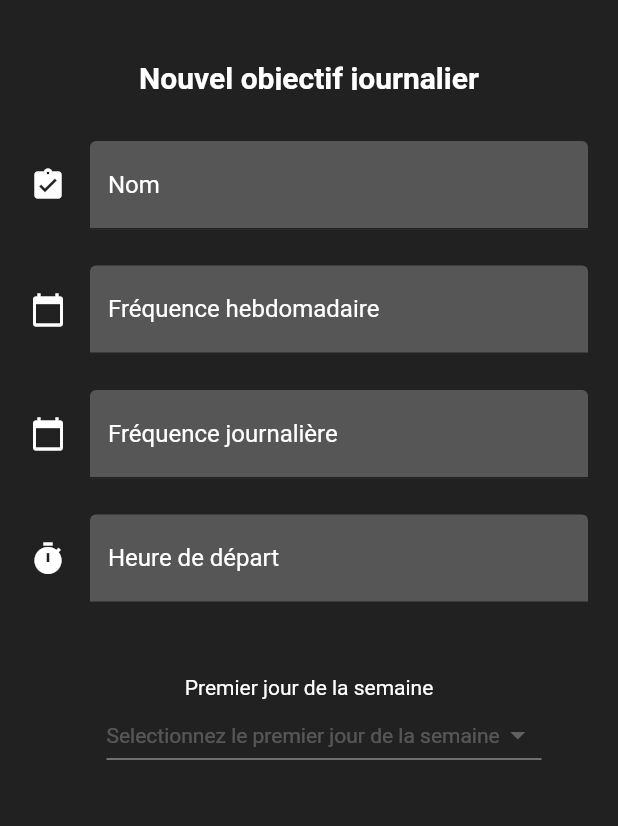
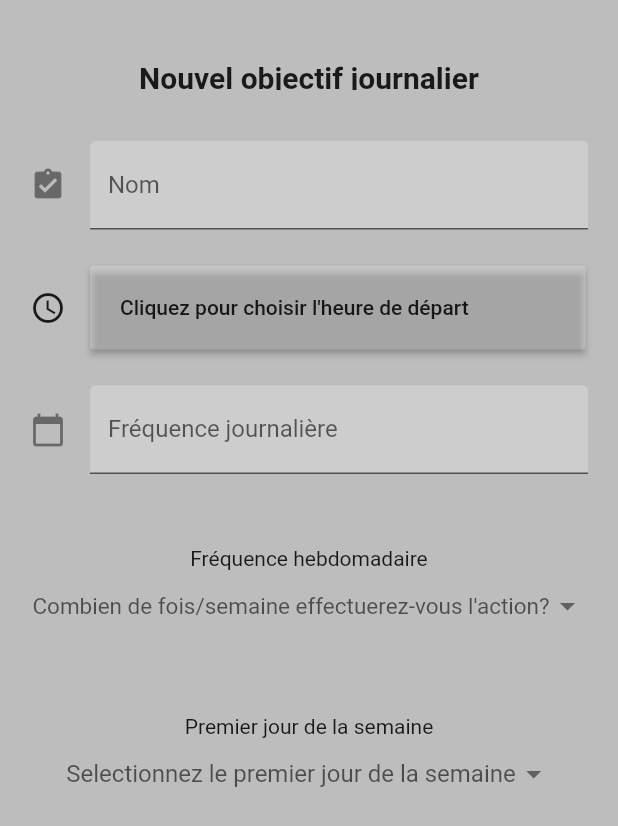
Before and after one commit to nassimassb/daily-goal, a Flutter app: the ItemTwo screen opened directly, on a phone screen of 412 x 824 dp. Shown: the top 826 px of the screen. Run offline on Flutter 3.47's test engine with Material 2 defaults, Android fonts, the phone set to English and light mode, and no system bars; our stand-ins replace cloud_firestore, curved_navigation_bar; accounts and stored records are empty.

Commit message:
dark theme + design pages

```diff
--- a/lib/Home.dart
+++ b/lib/Home.dart
@@ -33,9 +33,7 @@ class _HomeState extends State<Home> {
             iconSize: 40.0,
           ),
         ),
-        title: Text("Daily goal",style: TextStyle(fontFamily: 'Feelin Sweet', fontSize: 30.0)),
-        backgroundColor: Colors.grey[850],
-
+        title: Text("Daily goal"),
       ),
 
       body: pageOptions[_indexPage],
--- a/lib/Pages/ItemTwo.dart
+++ b/lib/Pages/ItemTwo.dart
@@ -21,11 +21,30 @@ class _ItemTwoState extends State<ItemTwo> {
   )
   .toList();
 
+  static const listOfItemsWeek = <String>[
+    '1x',
+    '2x',
+    '3x',
+    '4x',
+    '5x',
+    '6x',
+    '7x',
+  ];
+  final List <DropdownMenuItem<String>>dropdownItemsWeek = listOfItemsWeek
+  .map(
+        (String value) => DropdownMenuItem<String>(
+      value: value,
+      child: Text(value),
+    ),
+  )
+  .toList();
+
   String selectedVal;
+  String selectedValWeek;
+  bool checkValue = false;
   @override
   Widget build(BuildContext context) {
     return new Scaffold(
-      backgroundColor: Colors.grey[900],
       body: Container(
         margin: EdgeInsets.all(20.0),
         child: SingleChildScrollView(
@@ -34,93 +53,92 @@ class _ItemTwoState extends State<ItemTwo> {
               Container(
                 height: 20.0,
                 margin: const EdgeInsets.only(top: 20.0, bottom: 10.0),
-                child: Text("Nouvel objectif journalier", textAlign: TextAlign.center, style: TextStyle(fontWeight: FontWeight.bold, color: Colors.white, fontSize: 20.0)),
+                child: Text("Nouvel objectif journalier", textAlign: TextAlign.center, style: TextStyle(fontWeight: FontWeight.bold, fontSize: 20.0)),
               ),
               SizedBox(height: 24.0,),
               TextFormField(
 
-                style: TextStyle(color: Colors.white),
                 decoration: InputDecoration(
                   border: UnderlineInputBorder(),
-                  icon: Icon(Icons.assignment_turned_in,color: Colors.white,),
+                  icon: Icon(Icons.assignment_turned_in),
                   filled: true,
                   hintText: 'Entrez le nom de votre objectif journalier',
                   labelText: 'Nom',
-                  labelStyle: TextStyle(color: Colors.white),
                   fillColor: Colors.white24,
                 ),
               ),
 
               SizedBox(height: 24.0,),
-              TextFormField(
-
-                keyboardType: TextInputType.number,
-                style: TextStyle(color: Colors.white, decorationColor: Colors.green),
-                decoration: InputDecoration(
-                  border: UnderlineInputBorder(),
-                  icon: Icon(Icons.calendar_today,color: Colors.white,),
-                  filled: true,
-                  hintText: 'Exemple: 3 fois/semaine',
-                  labelText: 'Fréquence hebdomadaire',
-                  labelStyle: TextStyle(color: Colors.white),
-                  fillColor: Colors.white24,
+              Container(
+                width: MediaQuery.of(context).size.width,
+                child: Row(
+                  children: <Widget>[
+                    Icon(Icons.access_time),
+                    SizedBox(width: 16.0,),
+                    RaisedButton(
+                      color: Colors.white24,
+                      child: Text('Cliquez pour choisir l\'heure de départ'),
+                      padding: const EdgeInsets.only(left: 20.0, right: 78.0, top: 20.0,bottom: 20.0),
+                      onPressed: (){
+                        DateTime now = DateTime.now();
+                        showTimePicker(
+                          context: context,
+                          initialTime: TimeOfDay(hour: now.hour, minute: now.minute),
+                        ).then((TimeOfDay value){
+                          if(value != null){
+                            Scaffold.of(context).showSnackBar(
+                              SnackBar(
+                                content: Text('Votre objectif débutera à ${value.format(context)} et finira le lendemain à la même heure'),
+                              ),
+                            );
+                          }
+                        });
+                      },
+                    ),
+                  ],
                 ),
               ),
 
               SizedBox(height: 24.0,),
               TextFormField(
-
                 keyboardType: TextInputType.number,
-                style: TextStyle(color: Colors.white, decorationColor: Colors.green),
                 decoration: InputDecoration(
                   border: UnderlineInputBorder(),
-                  icon: Icon(Icons.calendar_today,color: Colors.white,),
+                  icon: Icon(Icons.calendar_today),
                   filled: true,
                   hintText: 'Exemple: 3 fois/jour',
                   labelText: 'Fréquence journalière',
-                  labelStyle: TextStyle(color: Colors.white),
-                  fillColor: Colors.white24,
-                ),
-              ),
-
-              SizedBox(height: 24.0,),
-              TextFormField(
-
-                keyboardType: TextInputType.number,
-                style: TextStyle(color: Colors.white, decorationColor: Colors.green),
-                decoration: InputDecoration(
-                  border: UnderlineInputBorder(),
-                  icon: Icon(Icons.timer,color: Colors.white,),
-                  filled: true,
-                  hintText: 'Exemple: La journée commencera à 3H',
-                  labelText: 'Heure de départ',
-                  labelStyle: TextStyle(color: Colors.white),
                   fillColor: Colors.white24,
                 ),
               ),
 
               SizedBox(height: 48.0,),
+              Text('Fréquence hebdomadaire'),
               Container(
-                child: Text('Premier jour de la semaine', style: TextStyle(color: Colors.white),),
+                child: DropdownButton(
+                  value: selectedValWeek,
+                  hint: Text('Combien de fois/semaine effectuerez-vous l\'action?',style: TextStyle(fontSize: 15),),
+                  items: dropdownItemsWeek,
+                  onChanged: (String newValue){
+                    setState(() {
+                      selectedValWeek = newValue;
+                    });
+                  },
                 ),
-              Theme(
-                data: Theme.of(context).copyWith(
-                  canvasColor: Colors.white60,
               ),
-                child: Container(
-                  width: 290.0,
-                  margin: const EdgeInsets.only(left: 20.0),
+
+              SizedBox(height: 48.0,),
+              Text('Premier jour de la semaine'),
+              Container(
                 child: DropdownButton(
                   value: selectedVal,
-                    style: TextStyle(color: Colors.white),
-                    hint: Text('Selectionnez le premier jour de la semaine', style: TextStyle(color: Colors.white24),),
+                  hint: Text('Selectionnez le premier jour de la semaine',),
                   items: dropdownItems,
                   onChanged: (String newValue){
                     setState(() {
                       selectedVal = newValue;
                     });
                   },
-                  ),
                 ),
               ),
             ],
--- a/lib/main.dart
+++ b/lib/main.dart
@@ -1,4 +1,5 @@
 import 'package:flutter/material.dart';
+import './Widgets/theme.dart';
 import 'Home.dart';
 
 void main()
@@ -6,5 +7,7 @@ void main()
   runApp(new MaterialApp(
     home: Home(),
     debugShowCheckedModeBanner: false,
+    theme: basicLightTheme(),
+    darkTheme: basicDarkTheme(),
   ));
 }
```
Also changed, not shown: lib/Pages/ItemOne.dart (+12 -7 lines), lib/Pages/ItemThree.dart (+5 -14 lines), lib/Widgets/theme.dart (added, +49 -0 lines). Lines whose indentation alone changed are shown as unchanged.
